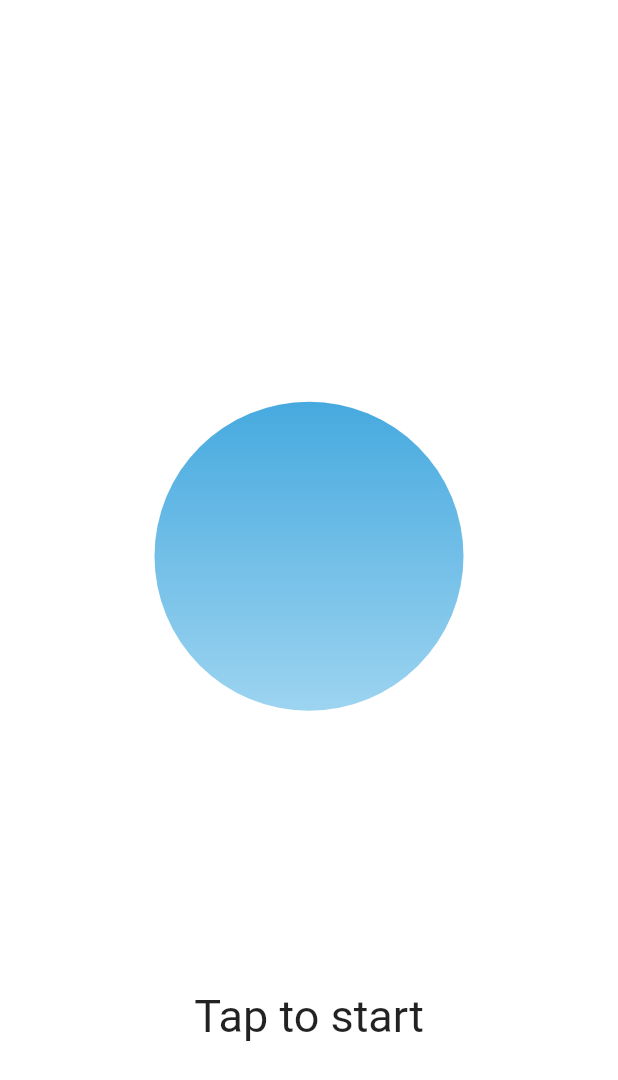
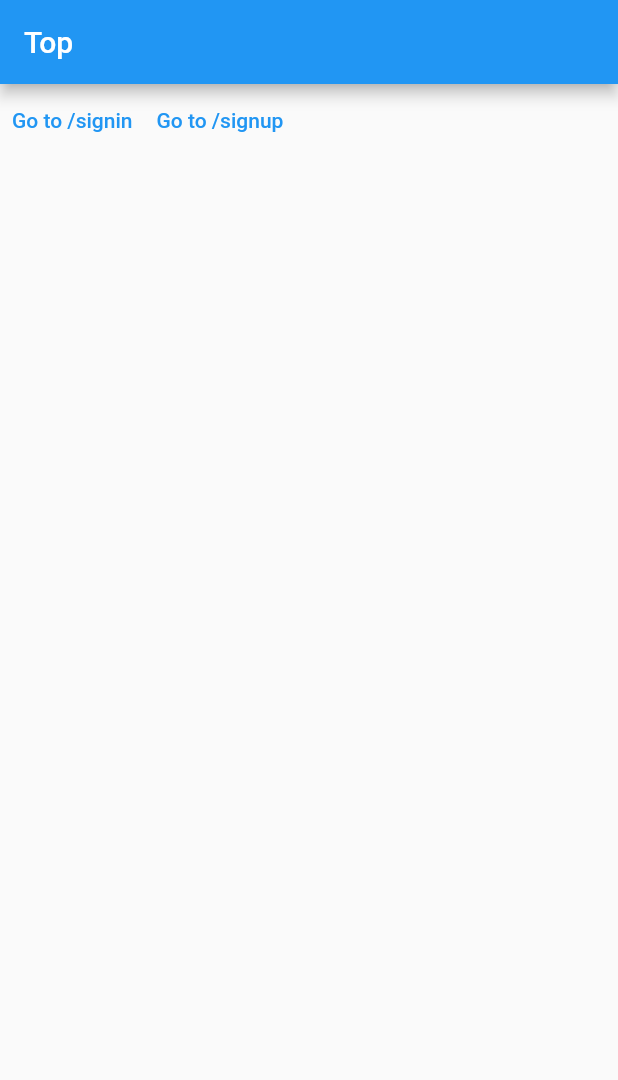
Before and after one commit to porink0424/benesse_hackathon, a Flutter app: the screen it shows after launch, on a phone screen of 412 x 824 dp. Shown: the top 1080 px of the screen. Run offline on Flutter 3.47's test engine with Material 2 defaults, Android fonts, the phone set to English and light mode, and no system bars.

Commit message:
feat/topから切ってしまっていた分を修正

```diff
--- a/lib/pages/Top.dart
+++ b/lib/pages/Top.dart
@@ -1,59 +1,36 @@
 import 'package:benesse_hackathon/constants/route.dart';
 import 'package:flutter/material.dart';
 
-//Topページのdartファイル
 class Top extends StatelessWidget {
   @override
   Widget build(BuildContext context) {
-    //　描画のために画面の大きさを把握
-    final double deviceHeight = MediaQuery.of(context).size.height;
-    final double deviceWidth = MediaQuery.of(context).size.width;
-
     return Scaffold(
-      backgroundColor: Colors.white,
-      //ワンタップで次へ
-      //ロゴとTap to startを並べて表示
-      body: GestureDetector(
-        behavior: HitTestBehavior.opaque,
-        onTap: () {
-          // TODO: signin, signupを実装したらそちらに飛ばすようにする
-          Navigator.pushNamed(context, ROUTE.LOGIN);
-        },
-        //ボタンとテキストを縦に並べて表示
-        child: Column(
-          mainAxisAlignment: MainAxisAlignment.center,
+        appBar: AppBar(
+            title: Text(
+          'Top',
+          textDirection: TextDirection.ltr,
+        )),
+        body: Row(
           children: [
-            Center(
-              child: Container(
-                decoration: BoxDecoration(
-                    gradient: LinearGradient(
-                      begin: FractionalOffset.topCenter,
-                      end: FractionalOffset.bottomCenter,
-                      colors: [
-                        Colors.lightBlue.shade700,
-                        Colors.lightBlue.shade50
-                      ],
-                    ),
-                    shape: BoxShape.circle),
-                height: deviceHeight / 1.55,
-                width: deviceWidth / 2,
+            TextButton(
+              child: Text(
+                'Go to ${ROUTE.SIGNIN}',
+                textDirection: TextDirection.ltr,
               ),
+              onPressed: () {
+                Navigator.pushNamed(context, ROUTE.SIGNIN);
+              },
             ),
-            Align(
-              alignment: Alignment.center,
-              child: Container(
-                alignment: Alignment.center,
-                height: deviceHeight / 10,
-                width: deviceWidth / 2,
-                child: const Text(
-                  "Tap to start",
-                  style: TextStyle(fontSize: 30),
-                ),
+            TextButton(
+              child: Text(
+                'Go to ${ROUTE.SIGNUP}',
+                textDirection: TextDirection.ltr,
               ),
-            )
+              onPressed: () {
+                Navigator.pushNamed(context, ROUTE.SIGNUP);
+              },
+            ),
           ],
-        ),
-      ),
-    );
+        ));
   }
 }
```
